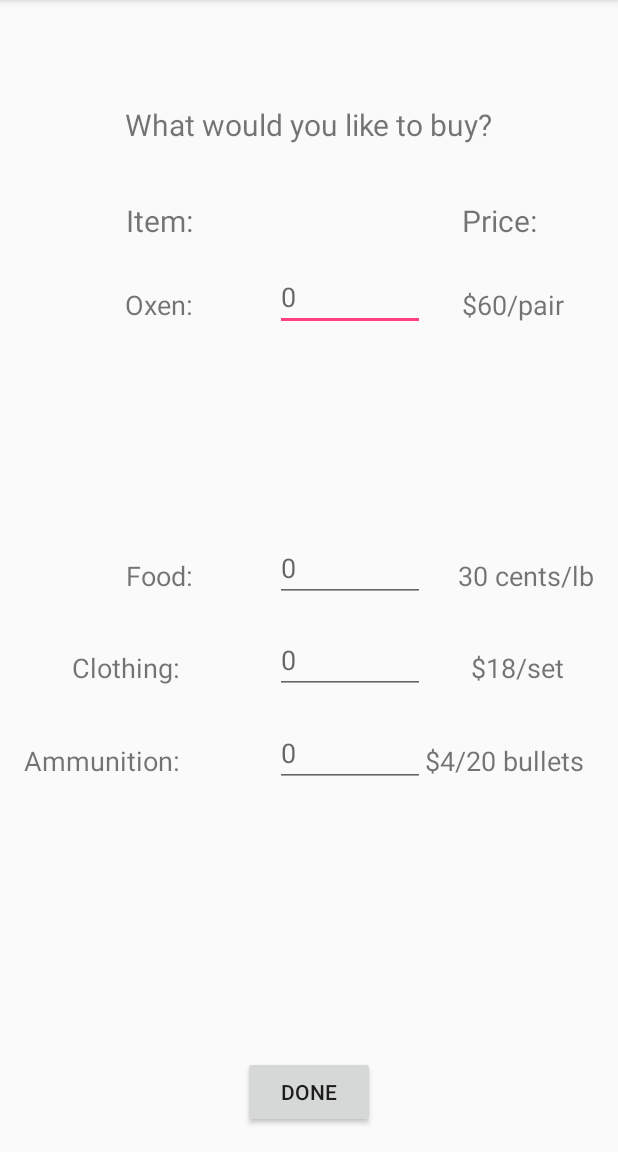
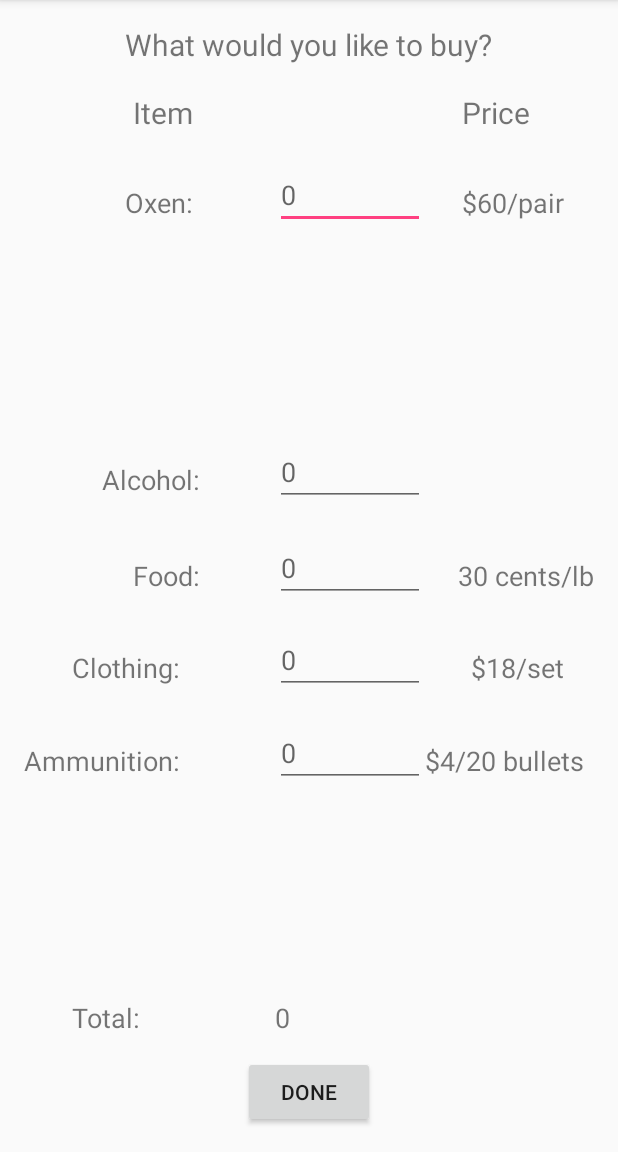
Before and after one commit to jjhaefner/WiscoTrail, an Android app: the Shop screen opened directly, with no data from a screen before it, on a phone screen of 412 x 824 dp, the part 84-1236 px from its top. Run offline under Robolectric (Android 15) with nearby library versions, the phone set to English and light mode, and no system bars.

Commit message:
Adding usage of user supply variables in various activities

```diff
--- a/app/src/main/java/edu/wisc/ece/wiscotrail/Shop.java
+++ b/app/src/main/java/edu/wisc/ece/wiscotrail/Shop.java
@@ -3,14 +3,56 @@ package edu.wisc.ece.wiscotrail;
 import android.content.Intent;
 import android.support.v7.app.AppCompatActivity;
 import android.os.Bundle;
+import android.text.Editable;
 import android.view.View;
+import android.widget.EditText;
+import android.widget.TextView;
+import android.text.TextWatcher;
+
 
 public class Shop extends AppCompatActivity {
+
+    private static int shoppingTotal = 0;
 
     @Override
     protected void onCreate(Bundle savedInstanceState) {
         super.onCreate(savedInstanceState);
         setContentView(R.layout.activity_shop);
+
+        final EditText numOxen = (EditText) findViewById(R.id.enterOxen);
+        final EditText numAlcohol = (EditText) findViewById(R.id.enterAlcohol);
+        final EditText numFood = (EditText) findViewById(R.id.enterFood);
+        final EditText numClothing = (EditText) findViewById(R.id.enterClothing);
+        final EditText numAmmunition = (EditText) findViewById(R.id.enterAmmunition);
+        final TextView totalMoney = (TextView) findViewById(R.id.total);
+
+
+        numOxen.addTextChangedListener(new TextWatcher() {
+            @Override
+            public void onTextChanged(CharSequence s, int start, int before,
+                                      int count) {
+
+            }
+
+            @Override
+            public void beforeTextChanged(CharSequence s, int start, int count,
+                                          int after) {
+                if(s.length() > 0) {
+                    int number = Integer.parseInt(s.toString());
+                    shoppingTotal -= number;
+                }
+
+            }
+
+            @Override
+            public void afterTextChanged(Editable s) {
+                int number = Integer.parseInt(s.toString());
+                shoppingTotal += number;
+                totalMoney.setText(Integer.toString(shoppingTotal));
+            }
+        });
+
+
     }
 
     public void goNext(View view){
--- a/app/src/main/java/edu/wisc/ece/wiscotrail/UserVars.java
+++ b/app/src/main/java/edu/wisc/ece/wiscotrail/UserVars.java
@@ -14,7 +14,8 @@ public class UserVars {
 
     public static int mileage = 0;
     public static int health = 0;
-    public static int rations = 0;
+    public static int rations = 2; //2 = generous, 1 = limited, 0 = barebones
+    public static int alcohol_gallons = 0;
     public static int food_lbs = 0;
     public static int num_oxen = 0;
     public static int num_clothes = 0;
--- a/app/src/main/res/layout/activity_departure_month.xml
+++ b/app/src/main/res/layout/activity_departure_month.xml
@@ -11,7 +11,7 @@
     tools:context="edu.wisc.ece.wiscotrail.DepartureMonth">
 
     <TextView
-        android:text="You are leaving on May 1, 1840."
+        android:text="You are leaving on May 1, 1880."
         android:layout_width="wrap_content"
         android:layout_height="wrap_content"
         android:layout_marginTop="151dp"
--- a/app/src/main/res/layout/activity_shop.xml
+++ b/app/src/main/res/layout/activity_shop.xml
@@ -24,7 +24,7 @@
         android:textSize="18sp" />
 
     <TextView
-        android:text="Price:"
+        android:text="Price"
         android:layout_width="wrap_content"
         android:layout_height="wrap_content"
         android:layout_alignTop="@+id/textView27"
@@ -49,8 +49,8 @@
         android:layout_height="wrap_content"
         android:id="@+id/textView25"
         android:textSize="18sp"
-        android:layout_alignBaseline="@+id/editText10"
-        android:layout_alignBottom="@+id/editText10"
+        android:layout_alignBaseline="@+id/enterFood"
+        android:layout_alignBottom="@+id/enterFood"
         android:layout_alignParentRight="true"
         android:layout_alignParentEnd="true" />
 
@@ -62,15 +62,15 @@
         android:textSize="18sp"
         android:layout_alignBaseline="@+id/textView22"
         android:layout_alignBottom="@+id/textView22"
-        android:layout_toRightOf="@+id/editText12"
-        android:layout_toEndOf="@+id/editText12" />
+        android:layout_toRightOf="@+id/enterAmmunition"
+        android:layout_toEndOf="@+id/enterAmmunition" />
 
     <EditText
         android:layout_width="@dimen/storeNumWidth"
         android:layout_height="@dimen/storeNumHeight"
         android:inputType="number"
         android:ems="10"
-        android:id="@+id/editText9"
+        android:id="@+id/enterOxen"
         android:hint="0"
         android:layout_alignBaseline="@+id/textView24"
         android:layout_alignBottom="@+id/textView24"
@@ -84,37 +84,37 @@
         android:layout_height="@dimen/storeNumHeight"
         android:inputType="number"
         android:ems="10"
-        android:id="@+id/editText10"
+        android:id="@+id/enterFood"
         android:hint="0"
         android:layout_alignBaseline="@+id/textView20"
         android:layout_alignBottom="@+id/textView20"
-        android:layout_alignLeft="@+id/editText9"
-        android:layout_alignStart="@+id/editText9" />
+        android:layout_alignLeft="@+id/enterAlcohol"
+        android:layout_alignStart="@+id/enterAlcohol" />
 
     <EditText
         android:layout_width="@dimen/storeNumWidth"
         android:layout_height="@dimen/storeNumHeight"
         android:inputType="number"
         android:ems="10"
-        android:id="@+id/editText11"
+        android:id="@+id/enterClothing"
         android:hint="0"
         android:layout_alignBaseline="@+id/textView21"
         android:layout_alignBottom="@+id/textView21"
-        android:layout_alignLeft="@+id/editText10"
-        android:layout_alignStart="@+id/editText10" />
+        android:layout_alignLeft="@+id/enterFood"
+        android:layout_alignStart="@+id/enterFood" />
 
     <EditText
         android:layout_width="@dimen/storeNumWidth"
         android:layout_height="@dimen/storeNumHeight"
         android:inputType="number"
         android:ems="10"
-        android:id="@+id/editText12"
+        android:id="@+id/enterAmmunition"
         android:hint="0"
         android:textSize="18sp"
         android:layout_alignBaseline="@+id/textView30"
         android:layout_alignBottom="@+id/textView30"
-        android:layout_alignLeft="@+id/editText11"
-        android:layout_alignStart="@+id/editText11" />
+        android:layout_alignLeft="@+id/enterClothing"
+        android:layout_alignStart="@+id/enterClothing" />
 
     <Button
         android:text="Done"
@@ -125,38 +125,6 @@
         android:layout_alignParentBottom="true"
         android:layout_centerHorizontal="true"
         android:onClick="goNext"/>
-
-    <TextView
-        android:text="What would you like to buy?"
-        android:layout_width="wrap_content"
-        android:layout_height="wrap_content"
-        android:layout_marginTop="53dp"
-        android:id="@+id/textView13"
-        android:textSize="20sp"
-        android:layout_alignParentTop="true"
-        android:layout_centerHorizontal="true" />
-
-    <TextView
-        android:text="Item:"
-        android:layout_width="wrap_content"
-        android:layout_height="wrap_content"
-        android:layout_marginBottom="20dp"
-        android:id="@+id/textView27"
-        android:textSize="20sp"
-        android:layout_above="@+id/editText9"
-        android:layout_alignRight="@+id/textView19"
-        android:layout_alignEnd="@+id/textView19" />
-
-    <TextView
-        android:text="Oxen:"
-        android:layout_width="wrap_content"
-        android:layout_height="wrap_content"
-        android:layout_marginTop="94dp"
-        android:id="@+id/textView19"
-        android:textSize="18sp"
-        android:layout_below="@+id/textView13"
-        android:layout_alignLeft="@+id/textView13"
-        android:layout_alignStart="@+id/textView13" />
 
     <TextView
         android:text="Food:"
@@ -174,7 +142,7 @@
         android:layout_height="wrap_content"
         android:id="@+id/textView22"
         android:textSize="18sp"
-        android:layout_below="@+id/editText11"
+        android:layout_below="@+id/enterClothing"
         android:layout_alignParentLeft="true"
         android:layout_alignParentStart="true"
         android:layout_marginTop="32dp" />
@@ -186,9 +154,85 @@
         android:id="@+id/textView21"
         android:textSize="18sp"
         android:layout_marginTop="31dp"
-        android:layout_below="@+id/editText10"
+        android:layout_below="@+id/enterFood"
         android:layout_alignRight="@+id/textView22"
         android:layout_alignEnd="@+id/textView22" />
 
+    <TextView
+        android:text="Total:"
+        android:layout_width="wrap_content"
+        android:layout_height="wrap_content"
+        android:layout_above="@+id/button10"
+        android:layout_alignLeft="@+id/textView21"
+        android:layout_alignStart="@+id/textView21"
+        android:layout_marginBottom="13dp"
+        android:id="@+id/textView49"
+        android:textSize="18sp" />
+
+    <TextView
+        android:text="0"
+        android:layout_width="wrap_content"
+        android:layout_height="wrap_content"
+        android:id="@+id/total"
+        android:textSize="18sp"
+        android:layout_alignBaseline="@+id/textView49"
+        android:layout_alignBottom="@+id/textView49"
+        android:layout_alignLeft="@+id/enterAmmunition"
+        android:layout_alignStart="@+id/enterAmmunition" />
+
+    <TextView
+        android:text="What would you like to buy?"
+        android:layout_width="wrap_content"
+        android:layout_height="wrap_content"
+        android:id="@+id/textView13"
+        android:textSize="20sp"
+        android:layout_alignParentTop="true"
+        android:layout_centerHorizontal="true" />
+
+    <TextView
+        android:text="Item"
+        android:layout_width="wrap_content"
+        android:layout_height="wrap_content"
+        android:id="@+id/textView27"
+        android:textSize="20sp"
+        android:layout_below="@+id/textView13"
+        android:layout_alignRight="@+id/textView19"
+        android:layout_alignEnd="@+id/textView19"
+        android:layout_marginTop="18dp" />
+
+    <TextView
+        android:text="Oxen:"
+        android:layout_width="wrap_content"
+        android:layout_height="wrap_content"
+        android:id="@+id/textView19"
+        android:textSize="18sp"
+        android:layout_marginTop="34dp"
+        android:layout_below="@+id/textView27"
+        android:layout_alignLeft="@+id/textView13"
+        android:layout_alignStart="@+id/textView13" />
+
+    <TextView
+        android:text="Alcohol:"
+        android:layout_width="wrap_content"
+        android:layout_height="wrap_content"
+        android:layout_above="@+id/enterFood"
+        android:layout_alignRight="@+id/textView20"
+        android:layout_alignEnd="@+id/textView20"
+        android:layout_marginBottom="29dp"
+        android:id="@+id/textView52"
+        android:textSize="18sp" />
+
+    <EditText
+        android:layout_width="@dimen/storeNumWidth"
+        android:layout_height="@dimen/storeNumHeight"
+        android:inputType="number"
+        android:ems="10"
+        android:id="@+id/enterAlcohol"
+        android:hint="0"
+        android:layout_alignBaseline="@+id/textView52"
+        android:layout_alignBottom="@+id/textView52"
+        android:layout_alignLeft="@+id/enterOxen"
+        android:layout_alignStart="@+id/enterOxen" />
+
 
 </RelativeLayout>
```
Also changed, not shown: app/src/main/java/edu/wisc/ece/wiscotrail/StartTrail.java (+13 -5 lines), app/src/main/res/layout/activity_start_trail.xml (+22 -10 lines).
